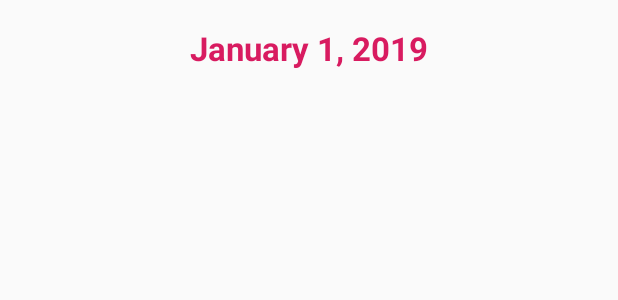
After one commit to amacchia/GrowthJournal, an Android app: the layout entry_recycler_item.xml on its own in the app's theme, with its tools: preview values and no code run, on a phone screen of 412 x 824 dp. The commit adds this screen. Shown: the top 300 px of the screen. Run offline under Robolectric (Android 15) with nearby library versions, the phone set to English and light mode, and no system bars.

Commit message:
RecyclerView displays entries in db.

```diff
--- a/app/build.gradle
+++ b/app/build.gradle
@@ -38,4 +38,6 @@ dependencies {
 
     implementation "android.arch.persistence.room:runtime:$room_version"
     kapt "android.arch.persistence.room:compiler:$room_version" // use kapt for Kotlin
+
+    implementation 'android.arch.lifecycle:extensions:1.1.1'
 }
--- a/app/src/main/java/com/example/android/personalgrowthjournal/Database/EntryDao.kt
+++ b/app/src/main/java/com/example/android/personalgrowthjournal/Database/EntryDao.kt
@@ -1,12 +1,13 @@
 package com.example.android.personalgrowthjournal.Database
 
+import android.arch.lifecycle.LiveData
 import android.arch.persistence.room.*
 
 @Dao
 interface EntryDao {
 
     @Query("SELECT * FROM entries")
-    fun getEntries(): List<Entry>
+    fun getEntries(): LiveData<List<Entry>>
 
     @Insert
     fun insertEntry(entry: Entry)
--- /dev/null
+++ b/app/src/main/res/layout/entry_recycler_item.xml
@@ -0,0 +1,12 @@
+<?xml version="1.0" encoding="utf-8"?>
+<TextView xmlns:android="http://schemas.android.com/apk/res/android"
+    xmlns:tools="http://schemas.android.com/tools"
+    android:layout_width="match_parent"
+    android:layout_height="wrap_content"
+    android:gravity="center"
+    android:minHeight="?android:listPreferredItemHeight"
+    android:textAlignment="center"
+    android:textAppearance="@style/Base.TextAppearance.AppCompat.Large"
+    android:textColor="@color/colorAccent"
+    android:textStyle="bold"
+    tools:text="January 1, 2019"/>
```
Also changed, not shown: app/src/main/java/com/example/android/personalgrowthjournal/EntriesListFragment.kt (+28 -0 lines), app/src/main/java/com/example/android/personalgrowthjournal/EntryListAdapter.kt (added, +37 -0 lines), app/src/main/java/com/example/android/personalgrowthjournal/EntryViewModel.kt (added, +14 -0 lines), app/src/main/res/layout/entries_list.xml (+8 -1 lines).
